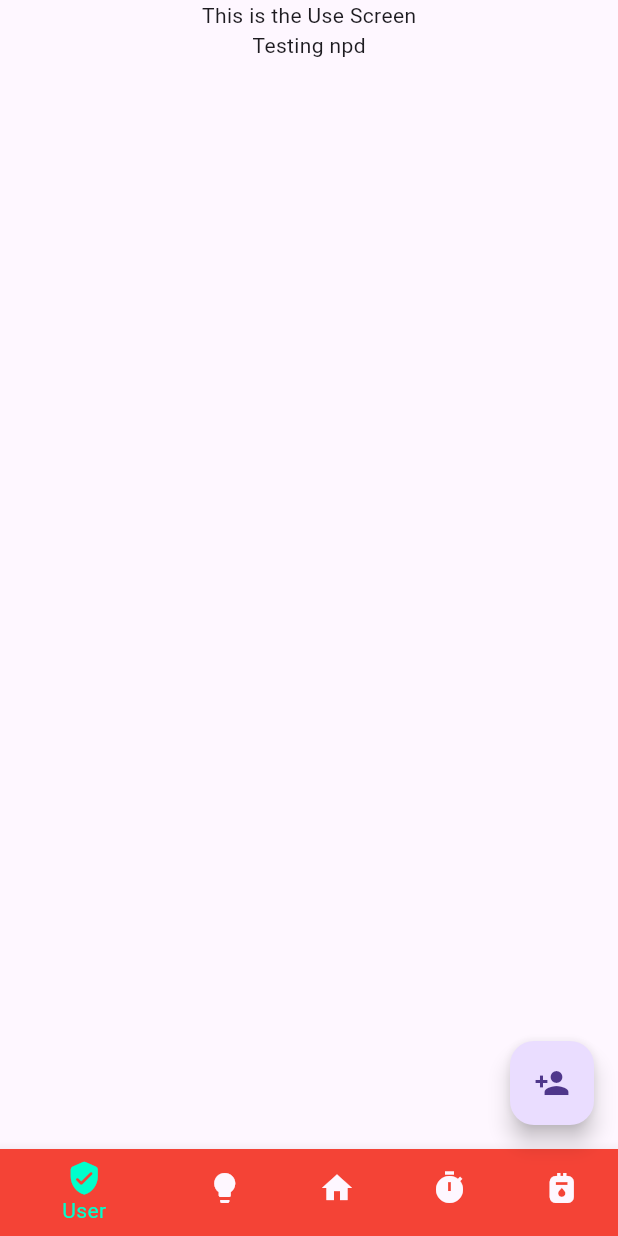
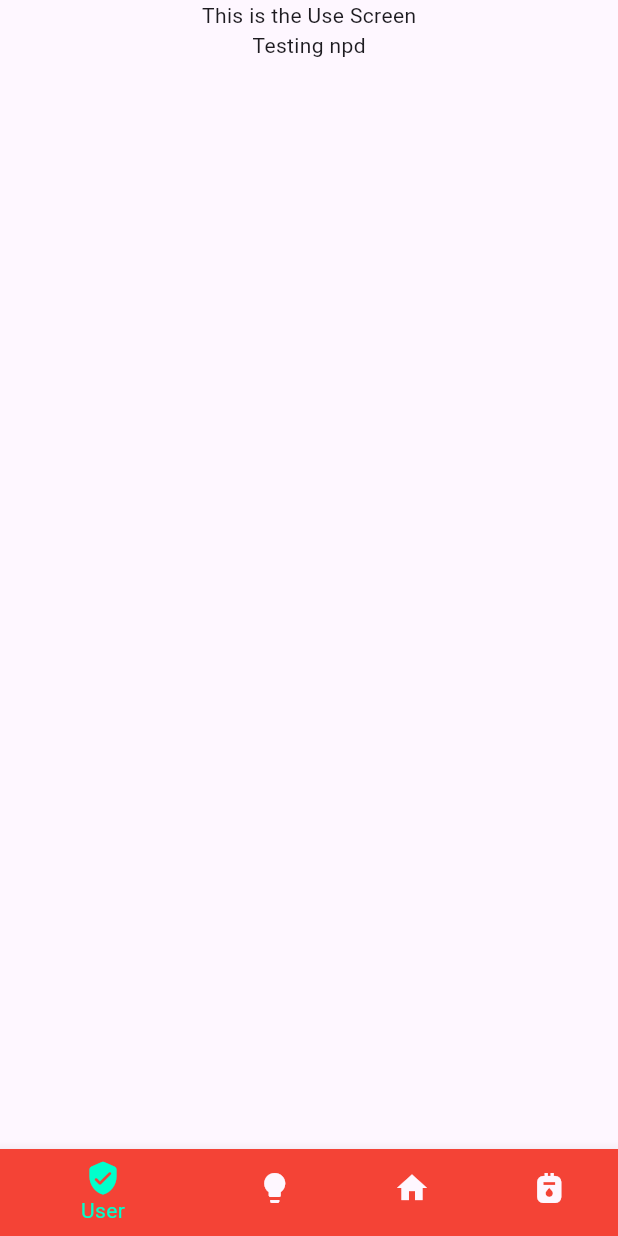
Before and after one commit to MTonilon22/Ardu-Illuminate, a Flutter app: the screen it shows after launch, after a tap on "Login", on a phone screen of 412 x 824 dp. Run offline on Flutter 3.47's test engine with Material 2 defaults, Android fonts, the phone set to English and light mode, and no system bars.

Commit message:
Comment out 4th Page

```diff
--- a/lib/fourth.dart
+++ b/lib/fourth.dart
@@ -1,4 +1,4 @@
-import 'dart:async';
+/*import 'dart:async';
 
 import 'package:flutter/material.dart';
 import 'package:intl/intl.dart';
@@ -138,3 +138,4 @@ class _FourthScreenState extends State<FourthScreen> {
     );
   }
 }
+*/
--- a/lib/main.dart
+++ b/lib/main.dart
@@ -1,10 +1,9 @@
 import 'package:flutter/material.dart';
-import 'createaccountpage.dart';
 import 'loginpage.dart';
 import 'first.dart';
 import 'second.dart';
 import 'third.dart';
-import 'fourth.dart';
+//import 'fourth.dart';
 import 'fifth.dart';
 
 void main() {
@@ -12,7 +11,7 @@ void main() {
 }
 
 class MyApp extends StatelessWidget {
-  const MyApp({Key? key}) : super(key: key);
+  const MyApp({super.key});
 
   @override
   Widget build(BuildContext context) {
@@ -23,21 +22,12 @@ class MyApp extends StatelessWidget {
           primarySwatch: Colors.grey,
           visualDensity: VisualDensity.adaptivePlatformDensity),
       home: LoginPage(),
-      routes: {
-        '/login': (context) => LoginPage(),
-        '/create-account': (context) => CreateAccountPage(),
-        '/first-screen': (context) => const FirstScreen(),
-        '/second-screen': (context) => const SecondScreen(),
-        '/third-screen': (context) => const ThirdScreen(),
-        '/fourth-screen': (context) => const FourthScreen(),
-        '/fifth-screen': (context) => const FifthScreen(),
-      },
     );
   }
 }
 
 class MyHomePage extends StatefulWidget {
-  const MyHomePage({Key? key, required this.title}) : super(key: key);
+  const MyHomePage({super.key, required this.title});
 
   final String title;
 
@@ -52,8 +42,9 @@ class _MyHomePageState extends State<MyHomePage> {
     const FirstScreen(),
     const SecondScreen(),
     const ThirdScreen(),
-    const FourthScreen(),
+    //const FourthScreen(),
     const FifthScreen(),
+    //const SixthScreen(),
   ];
 
   void _onItemTapped(int index) {
@@ -89,11 +80,11 @@ class _MyHomePageState extends State<MyHomePage> {
             label: "Home",
             backgroundColor: Colors.grey,
           ),
-          BottomNavigationBarItem(
+          /*BottomNavigationBarItem(
             icon: Icon(Icons.timer),
             label: "Timer",
             backgroundColor: Colors.purpleAccent,
-          ),
+          ),*/
           BottomNavigationBarItem(
             icon: Icon(Icons.gas_meter),
             label: "Energy Meter",
@@ -101,15 +92,8 @@ class _MyHomePageState extends State<MyHomePage> {
           ),
         ],
         currentIndex: _selectedindex,
-        selectedItemColor: Color.fromARGB(255, 0, 255, 204),
+        selectedItemColor: const Color.fromARGB(255, 0, 255, 204),
         onTap: _onItemTapped,
-      ),
-      floatingActionButton: FloatingActionButton(
-        onPressed: () {
-          Navigator.pushNamed(context, '/create-account');
-        },
-        tooltip: 'Create Account',
-        child: Icon(Icons.person_add),
       ),
     );
   }
```
